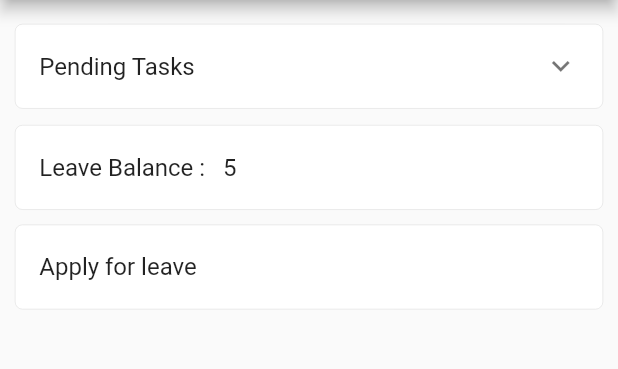
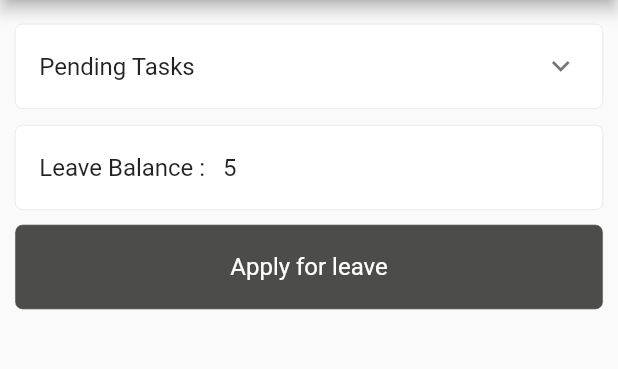
Before and after one commit to Nizam310/ess, a Flutter app: the screen it shows after launch, after a tap on "Login", on a phone screen of 412 x 824 dp, the part 84-453 px from its top. Run offline on Flutter 3.47's test engine with Material 2 defaults, Android fonts, the phone set to English and light mode, and no system bars; our stand-ins replace nb_utils; network calls fail.

Commit message:
design changes

```diff
--- a/lib/common_widgets/button.dart
+++ b/lib/common_widgets/button.dart
@@ -3,14 +3,14 @@ import 'package:flutter/material.dart';
 class CusButton extends StatefulWidget {
   final String text;
   final Function() onTap;
-  final Color color;
+  final Color? color;
   final Color? textColor;
   final double? textSize;
   const CusButton({
     Key? key,
     required this.text,
     required this.onTap,
-    required this.color,
+    this.color,
     this.textColor,
     this.textSize,
   }) : super(key: key);
@@ -26,7 +26,7 @@ class _CusButtonState extends State<CusButton> {
       onTap: widget.onTap,
       child: Container(
         decoration: BoxDecoration(
-          color: widget.color,
+          color: widget.color ?? const Color(0xFF555557),
           borderRadius: BorderRadius.circular(5),
         ),
         height: 30,
--- a/lib/home/home_page.dart
+++ b/lib/home/home_page.dart
@@ -26,7 +26,7 @@ class Home extends StatelessWidget {
                       child: SizedBox(
                         height: 300,
                         child: ListView.builder(
-                            itemCount: 5,
+                            itemCount: 1,
                             itemBuilder: (context, index) => Row(
                                   children: [
                                     Expanded(
@@ -85,8 +85,13 @@ class Home extends StatelessWidget {
               title: Text("Leave Balance :   ${'5'}"),
             ).paddingSymmetric(vertical: 5),
             ListTile(
-              hoverColor: const Color(0xFF6098FE),
-              title: const Text("Apply for leave"),
+              tileColor: const Color(0xFF4C4C4A),
+              hoverColor: const Color(0xFF6B6B68),
+              title: const Text(
+                "Apply for leave",
+                style: TextStyle(color: Colors.white),
+                textAlign: TextAlign.center,
+              ),
               onTap: () {
                 dataDash.index = 2;
                 dataDash.refresh();
--- a/lib/home/home_provider.dart
+++ b/lib/home/home_provider.dart
@@ -16,7 +16,7 @@ class HomeVm extends ChangeNotifier {
     } else {
       timer = Timer.periodic(const Duration(seconds: 1), (timer) {
         counter++;
-        isRunning=true;
+        isRunning = true;
         notifyListeners();
       });
     }
@@ -28,4 +28,10 @@ class HomeVm extends ChangeNotifier {
     int seconds = counter % 60;
     return '${minutes.toString().padLeft(2, '0')}:${seconds.toString().padLeft(2, '0')}';
   }
+
+  bool hover = false;
+
+  refresh(){
+    notifyListeners();
+  }
 }
--- a/lib/login/login_screen.dart
+++ b/lib/login/login_screen.dart
@@ -40,7 +40,6 @@ class LoginScreen extends StatelessWidget {
                       text: 'Login',
                       textColor: Colors.white,
                       onTap: () {Navigator.pushNamed(context, "/dash");},
-                      color: const Color(0xFF4C4C4A),
                     ).paddingSymmetric(horizontal: 30, vertical: 10)),
                   ],
                 )
```
Also changed, not shown: lib/leave_form/leave_form.dart (+13 -5 lines), lib/main.dart (+7 -10 lines).
